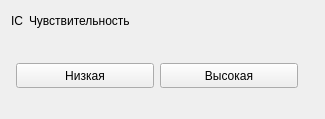
Above: RSCAN_DOSE/src/widgets/widgetsensitivity.ui from niitfa/RSCAN_DOSE_GUI before the change. Below: the same form after it.
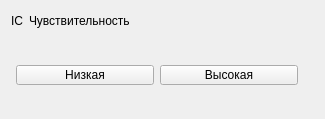
That is the form after the change.

The edit to the form file:
```diff
--- a/RSCAN_DOSE/src/widgets/widgetsensitivity.ui
+++ b/RSCAN_DOSE/src/widgets/widgetsensitivity.ui
@@ -86,13 +86,13 @@
                <property name="minimumSize">
                 <size>
                  <width>0</width>
-                 <height>25</height>
+                 <height>20</height>
                 </size>
                </property>
                <property name="maximumSize">
                 <size>
                  <width>16777215</width>
-                 <height>25</height>
+                 <height>20</height>
                 </size>
                </property>
                <property name="focusPolicy">
@@ -108,13 +108,13 @@
                <property name="minimumSize">
                 <size>
                  <width>0</width>
-                 <height>25</height>
+                 <height>20</height>
                 </size>
                </property>
                <property name="maximumSize">
                 <size>
                  <width>16777215</width>
-                 <height>25</height>
+                 <height>20</height>
                 </size>
                </property>
                <property name="focusPolicy">
```
